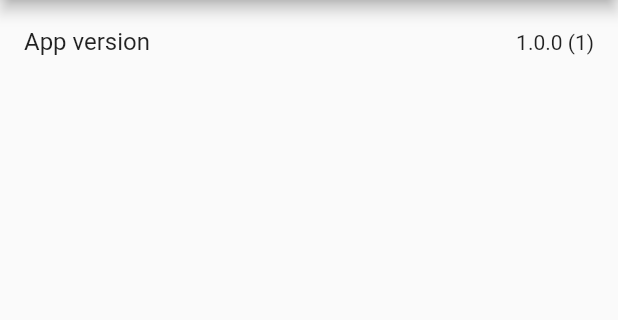
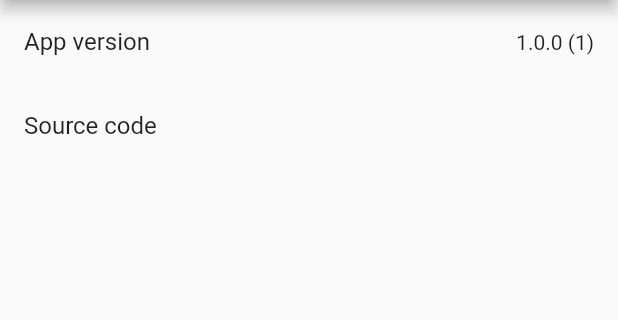
Before and after one commit to CASL0/errorlookup, a Flutter app: the AboutPage screen opened by its route, on a phone screen of 412 x 824 dp, the part 84-404 px from its top. Run offline on Flutter 3.47's test engine with Material 2 defaults, Android fonts, the light colour scheme and no system bars; our stand-ins replace expansion_tile_card, flutter_riverpod, freezed_annotation, go_router, package_info_plus.

Commit message:
ソースコードのリンクを追加

```diff
--- a/lib/feature/about/pages/about_page.dart
+++ b/lib/feature/about/pages/about_page.dart
@@ -10,6 +10,7 @@ class AboutPage extends ConsumerWidget {
   @override
   Widget build(BuildContext context, WidgetRef ref) {
     final uiState = ref.watch(aboutViewModelProvider);
+    final viewModel = ref.watch(aboutViewModelProvider.notifier);
     return Scaffold(
         appBar: TopAppBar(
           currentRouteName: "about",
@@ -19,6 +20,10 @@ class AboutPage extends ConsumerWidget {
             ListTile(
               title: const Text("App version"),
               trailing: Text("${uiState.version} (${uiState.buildNumber})"),
+            ),
+            ListTile(
+              title: const Text("Source code"),
+              onTap: viewModel.launchSource,
             )
           ],
         ));
```
Also changed, not shown: lib/feature/about/viewmodels/about_view_model.dart (+7 -0 lines).
